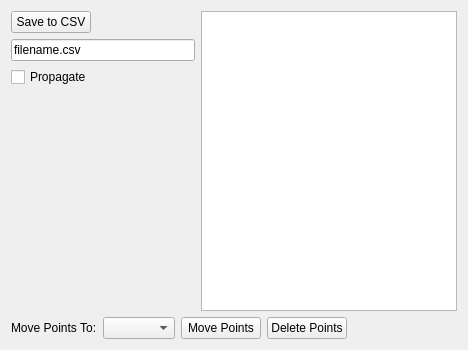
The window that src/WhiskerToolbox/DataManager_Widget/Point_Widget/Point_Widget.ui (paulmthompson/WhiskerToolbox) describes before a commit, drawn with Qt 5.
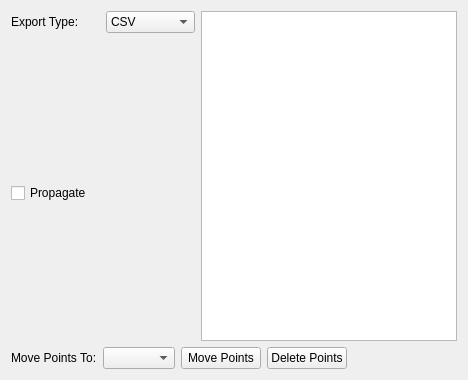
The same window after the commit. Custom widgets are drawn as their Qt base class.

Commit message: create export csv widget for points

Diff of the .ui file:
```diff
--- a/src/WhiskerToolbox/DataManager_Widget/Point_Widget/Point_Widget.ui
+++ b/src/WhiskerToolbox/DataManager_Widget/Point_Widget/Point_Widget.ui
@@ -7,7 +7,7 @@
     <x>0</x>
     <y>0</y>
     <width>468</width>
-    <height>350</height>
+    <height>380</height>
    </rect>
   </property>
   <property name="minimumSize">
@@ -23,34 +23,36 @@
    <item>
     <layout class="QHBoxLayout" name="topControlsLayout">
      <item>
-      <layout class="QVBoxLayout" name="verticalLayout" stretch="0,0,0,0">
+      <layout class="QVBoxLayout" name="leftVerticalLayout" stretch="0,0,0,0,1">
        <property name="sizeConstraint">
         <enum>QLayout::SizeConstraint::SetMaximumSize</enum>
        </property>
        <item>
-        <widget class="QPushButton" name="save_csv_button">
-         <property name="sizePolicy">
-          <sizepolicy hsizetype="Maximum" vsizetype="Fixed">
-           <horstretch>0</horstretch>
-           <verstretch>0</verstretch>
-          </sizepolicy>
-         </property>
-         <property name="maximumSize">
-          <size>
-           <width>16777215</width>
-           <height>100</height>
-          </size>
-         </property>
-         <property name="text">
-          <string>Save to CSV</string>
-         </property>
-        </widget>
+        <layout class="QHBoxLayout" name="exportTypeLayout">
+         <item>
+          <widget class="QLabel" name="label_export_type">
+           <property name="text">
+            <string>Export Type:</string>
+           </property>
+          </widget>
+         </item>
+         <item>
+          <widget class="QComboBox" name="export_type_combo">
+           <item>
+            <property name="text">
+             <string>CSV</string>
+            </property>
+           </item>
+          </widget>
+         </item>
+        </layout>
        </item>
        <item>
-        <widget class="QLineEdit" name="save_filename">
-         <property name="text">
-          <string>filename.csv</string>
+        <widget class="QStackedWidget" name="stacked_saver_options">
+         <property name="currentIndex">
+          <number>0</number>
          </property>
+         <widget class="CSVPointSaver_Widget" name="csv_point_saver_widget"/>
         </widget>
        </item>
        <item>
@@ -68,7 +70,7 @@
          <property name="sizeHint" stdset="0">
           <size>
            <width>20</width>
-           <height>40</height>
+           <height>20</height>
           </size>
          </property>
         </spacer>
@@ -123,6 +125,14 @@
    </item>
   </layout>
  </widget>
+ <customwidgets>
+  <customwidget>
+   <class>CSVPointSaver_Widget</class>
+   <extends>QWidget</extends>
+   <header>IO_Widgets/PointLoaderWidget/CSV/CSVPointSaver_Widget.hpp</header>
+   <container>1</container>
+  </customwidget>
+ </customwidgets>
  <resources/>
  <connections/>
 </ui>
```
The commit also changes 8 other files.
